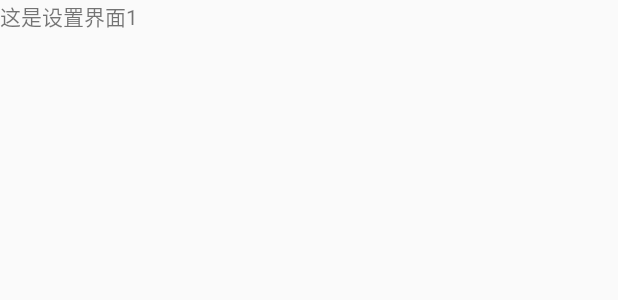
After one commit to skriklgb/MobileSafe, an Android app: the layout activity_setup1.xml on its own in the app's theme, with its tools: preview values and no code run, on a phone screen of 412 x 824 dp. The commit adds this screen. Shown: the top 300 px of the screen. Run offline under Robolectric (Android 15) with nearby library versions, the phone set to English and light mode, and no system bars.

Commit message:
3-4,设置界面&功能列表界面跳转逻辑处理 模块：手机防盗模块 目的：实现设置界面和功能列表界面跳转的逻辑

```diff
--- a/app/src/main/AndroidManifest.xml
+++ b/app/src/main/AndroidManifest.xml
@@ -24,6 +24,10 @@
         </activity>
         <activity android:name=".activity.TestActivity">
         </activity>
+        <activity android:name=".activity.SetupOverActivity">
+        </activity>
+        <activity android:name=".activity.Setup1Activity">
+        </activity>
     </application>
 
 </manifest>
--- a/app/src/main/java/skrik/lgb/mobilesafe/activity/HomeActivity.java
+++ b/app/src/main/java/skrik/lgb/mobilesafe/activity/HomeActivity.java
@@ -112,7 +112,7 @@ public class HomeActivity extends Activity {
                  String pwd =   SpUtil.getString(getApplicationContext(),ConstantValue.MOBILE_SAFE_PSD,"");
                     if (pwd.equals(Md5Util.encoder(confirmPsd))) {
                         //进入应用手机防盗模块,开启一个新的activity
-                        Intent intent =   new Intent(getApplicationContext(),TestActivity.class);
+                        Intent intent =   new Intent(getApplicationContext(),SetupOverActivity.class);
                         startActivity(intent);
                         //跳转到新的界面以后需要去隐藏对话框
                         dialog.dismiss();
@@ -161,7 +161,7 @@ public class HomeActivity extends Activity {
                 if ( !TextUtils.isEmpty(pwd) &&!TextUtils.isEmpty(confirmPsd)) {
                     if (pwd.equals(confirmPsd)) {
                         //进入应用手机防盗模块,开启一个新的activity
-                         Intent intent =   new Intent(getApplicationContext(),TestActivity.class);
+                         Intent intent =   new Intent(getApplicationContext(),SetupOverActivity.class);
                         startActivity(intent);
                         //跳转到新的界面以后需要去隐藏对话框
                         dialog.dismiss();
--- a/app/src/main/java/skrik/lgb/mobilesafe/utils/ConstantValue.java
+++ b/app/src/main/java/skrik/lgb/mobilesafe/utils/ConstantValue.java
@@ -5,10 +5,12 @@ public class ConstantValue {
      * 是否开启更新的key
      */
     public static final String OPEN_UPDATE = "open_update";
-
     /**
      * 是否设置密码key
      */
-
     public static final String MOBILE_SAFE_PSD ="mobile_safe_psd" ;
+    /**
+     * 是否设置完成导航界面key
+     */
+    public static final String SETUP_OVER ="setup_over" ;
 }
--- /dev/null
+++ b/app/src/main/res/layout/activity_setup1.xml
@@ -0,0 +1,15 @@
+<?xml version="1.0" encoding="utf-8"?>
+<LinearLayout
+    xmlns:android="http://schemas.android.com/apk/res/android"
+    xmlns:tools="http://schemas.android.com/tools"
+    android:layout_width="match_parent"
+    android:layout_height="match_parent"
+    android:orientation="vertical"
+    tools:context="skrik.lgb.mobilesafe.activity.Setup1Activity">
+
+    <TextView
+        android:layout_width="wrap_content"
+        android:layout_height="wrap_content"
+        android:text="这是设置界面1"/>
+
+</LinearLayout>
```
Also changed, not shown: app/src/main/java/skrik/lgb/mobilesafe/activity/Setup1Activity.java (added, +15 -0 lines), app/src/main/java/skrik/lgb/mobilesafe/activity/SetupOverActivity.java (added, +29 -0 lines), app/src/main/res/layout/activity_setup_over.xml (added, +15 -0 lines).
